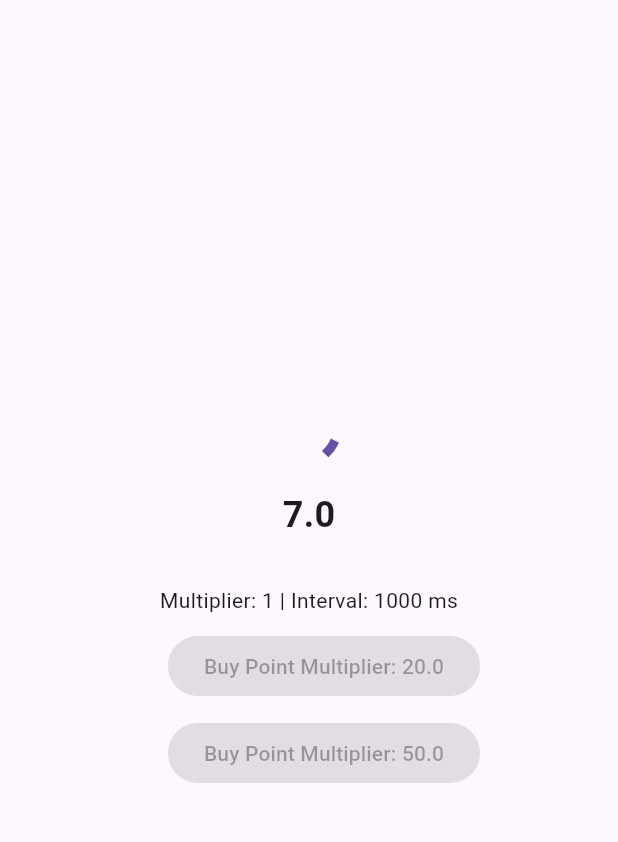
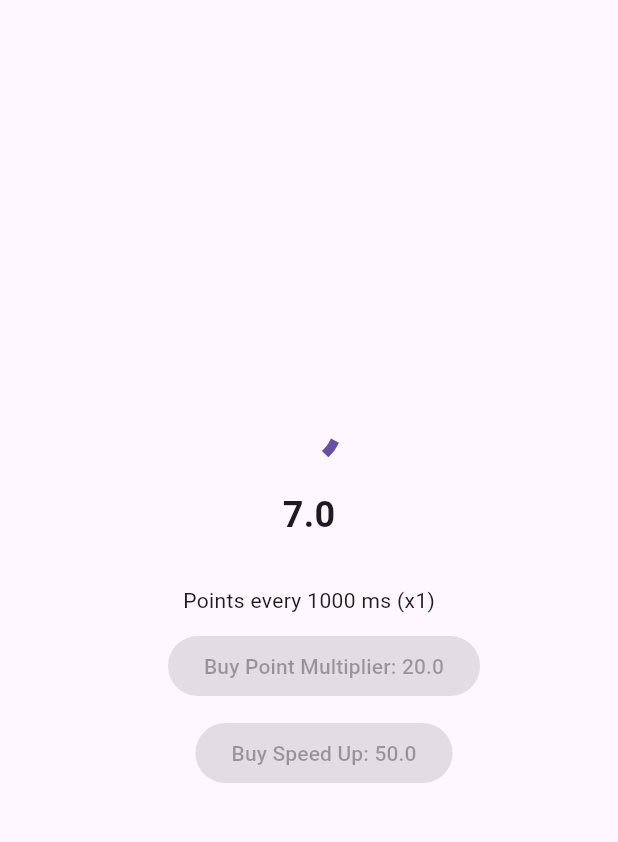
Before and after one commit to GGOOFPRO/let-s-it-loading, a Flutter app: the screen it shows after launch, on a phone screen of 412 x 824 dp, the part 63-905 px from its top. Run offline on Flutter 3.47's test engine with Material 3 defaults, Android fonts, the phone set to English and light mode, and no system bars; our stand-ins replace get.

Commit message:
V0.25 Fixed things

```diff
--- a/let_it_load/lib/view/homepage.dart
+++ b/let_it_load/lib/view/homepage.dart
@@ -30,7 +30,7 @@ class HomePage extends StatelessWidget {
             SizedBox(height: 30),
             Obx(
               () => Text(
-                'Multiplier: ${loadingPoint.pointMultiplyerAmount.value} | Interval: ${loadingPoint.pointPerSecond.value} ms',
+                'Points every ${loadingPoint.pointPerSecond.value} ms (x${loadingPoint.pointMultiplyerAmount.value})',
               ),
             ),
             SizedBox(height: 10),
@@ -85,7 +85,7 @@ class HomePage extends StatelessWidget {
                                 }
                                 : null,
                         child: Text(
-                          'Buy Point Multiplier: ${loadingPoint.speedUpPrice.value.toStringAsFixed(1)}',
+                          'Buy Speed Up: ${loadingPoint.speedUpPrice.value.toStringAsFixed(1)}',
                         ),
                       ),
                     ),
```
